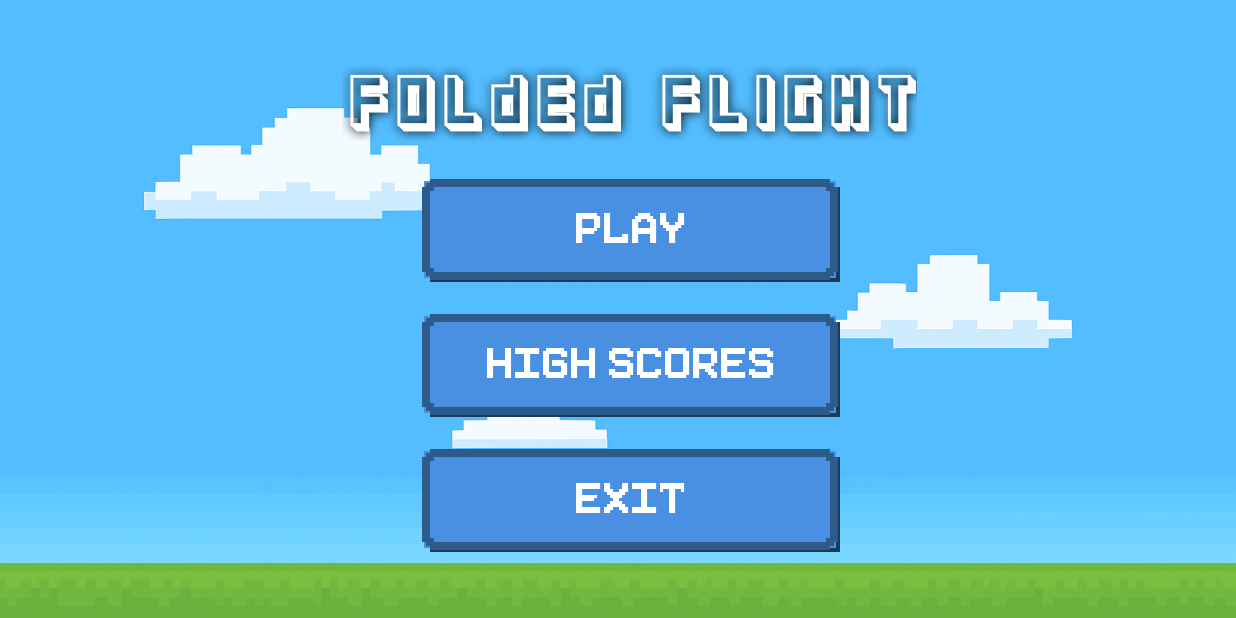
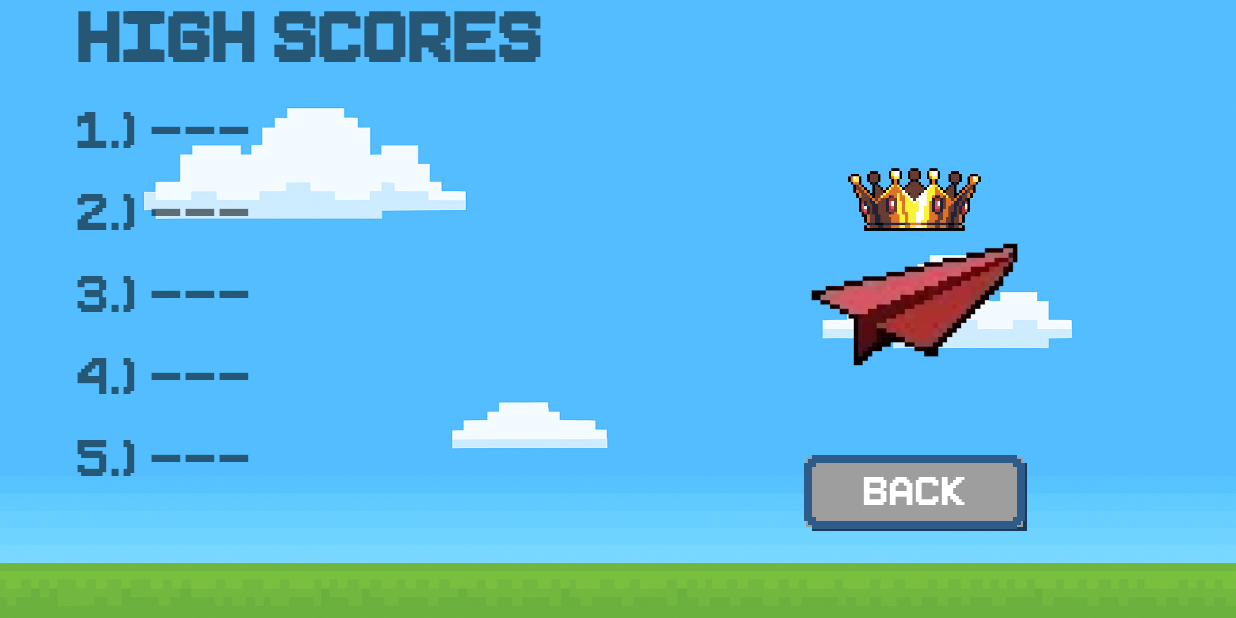
Before and after one commit to quynhtruong1303/Folded-Flight, an Android app: the screen it shows after launch (MainActivity before the commit, HighScoreActivity after it), after a tap on "HIGH SCORES", on a phone screen of 824 x 412 dp (held sideways). Run offline under Robolectric (Android 15) with nearby library versions, the phone set to English and light mode, and no system bars.

Commit message:
high score view finished

```diff
--- a/app/src/main/AndroidManifest.xml
+++ b/app/src/main/AndroidManifest.xml
@@ -27,7 +27,10 @@
         <!-- High Score Activity -->
         <activity
             android:name=".HighScoreActivity"
-            android:exported="false" />
+            android:exported="false"
+            android:screenOrientation="landscape"
+            android:configChanges="orientation|screenSize">
+        </activity>
 
         <!-- Game Settings Activity -->
         <activity
--- a/app/src/main/java/com/oddghosts/foldedflight/HighScoreActivity.java
+++ b/app/src/main/java/com/oddghosts/foldedflight/HighScoreActivity.java
@@ -11,18 +11,44 @@ import androidx.core.graphics.Insets;
 import androidx.core.view.ViewCompat;
 import androidx.core.view.WindowInsetsCompat;
 
+import com.oddghosts.foldedflight.ui.PixelButton;
+
+import java.util.ArrayList;
+import java.util.Collections;
+import java.util.HashSet;
+import java.util.List;
+import java.util.Set;
+
 public class HighScoreActivity extends AppCompatActivity {
+
+    private static final String PREFS_NAME = "FoldedFlightPrefs";
+    private static final String HIGH_SCORES_KEY = "high_scores";
+    private static final int MAX_HIGH_SCORES = 5;
+
+    private TextView highScoreTitle;
+    private TextView highScore1, highScore2, highScore3, highScore4, highScore5;
+    private PixelButton backButton;
 
     @Override
     protected void onCreate(Bundle savedInstanceState) {
         super.onCreate(savedInstanceState);
         EdgeToEdge.enable(this);
         setContentView(R.layout.activity_high_score);
-        TextView highScoreTitle = findViewById(R.id.highScoreTitle);
 
-        SharedPreferences prefs = getSharedPreferences("MyGamePrefs", MODE_PRIVATE);
-        int highScore = prefs.getInt("high_score", 0);
-        highScoreTitle.setText("Top Score: " + highScore);
+        // Initialize views
+        highScoreTitle = findViewById(R.id.highScoreTitle);
+        highScore1 = findViewById(R.id.highScore1);
+        highScore2 = findViewById(R.id.highScore2);
+        highScore3 = findViewById(R.id.highScore3);
+        highScore4 = findViewById(R.id.highScore4);
+        highScore5 = findViewById(R.id.highScore5);
+        backButton = findViewById(R.id.backButton);
+
+        // Setup back button
+        setupBackButton();
+
+        // Load and display high scores
+        loadHighScores();
 
         ViewCompat.setOnApplyWindowInsetsListener(findViewById(R.id.main), (v, insets) -> {
             Insets systemBars = insets.getInsets(WindowInsetsCompat.Type.systemBars());
@@ -30,4 +56,130 @@ public class HighScoreActivity extends AppCompatActivity {
             return insets;
         });
     }
+
+    private void setupBackButton() {
+        backButton.setCustomFont(R.font.pixelboy);
+        backButton.setCustomTextSize(56f);
+        backButton.setButtonBackgroundColor(0xFF9E9E9E);
+
+        backButton.setOnClickListener(new View.OnClickListener() {
+            @Override
+            public void onClick(View v) {
+                finish();
+            }
+        });
+    }
+
+    private void loadHighScores() {
+        List<Integer> scores = getHighScoresFromPrefs();
+
+        TextView[] scoreViews = {highScore1, highScore2, highScore3, highScore4, highScore5};
+
+        // Display top score in title
+        if (!scores.isEmpty()) {
+            highScoreTitle.setText("Top Score: " + formatDistance(scores.get(0)));
+        } else {
+            highScoreTitle.setText("High Scores");
+        }
+
+        // Display all scores in the list
+        for (int i = 0; i < MAX_HIGH_SCORES; i++) {
+            if (i < scores.size()) {
+                scoreViews[i].setText((i + 1) + ".) " + formatDistance(scores.get(i)));
+            } else {
+                scoreViews[i].setText((i + 1) + ".) ---");
+            }
+        }
+    }
+
+    /**
+     * Format distance in meters
+     */
+    private String formatDistance(int distance) {
+        return distance + "m";
+    }
+
+    /**
+     * Get high scores from SharedPreferences
+     */
+    private List<Integer> getHighScoresFromPrefs() {
+        SharedPreferences prefs = getSharedPreferences(PREFS_NAME, MODE_PRIVATE);
+        Set<String> scoresSet = prefs.getStringSet(HIGH_SCORES_KEY, new HashSet<>());
+
+        List<Integer> scores = new ArrayList<>();
+        for (String scoreStr : scoresSet) {
+            try {
+                scores.add(Integer.parseInt(scoreStr));
+            } catch (NumberFormatException e) {
+                e.printStackTrace();
+            }
+        }
+
+        // Sort in descending order
+        Collections.sort(scores, Collections.reverseOrder());
+
+        return scores;
+    }
+
+    /**
+     * Save a new score (static method to be called from GameplayActivity)
+     */
+    public static void saveScore(android.content.Context context, int score) {
+        SharedPreferences prefs = context.getSharedPreferences(PREFS_NAME, MODE_PRIVATE);
+        Set<String> scoresSet = new HashSet<>(prefs.getStringSet(HIGH_SCORES_KEY, new HashSet<>()));
+
+        // Add the new score
+        scoresSet.add(String.valueOf(score));
+
+        // Convert to list and sort
+        List<Integer> scores = new ArrayList<>();
+        for (String scoreStr : scoresSet) {
+            try {
+                scores.add(Integer.parseInt(scoreStr));
+            } catch (NumberFormatException e) {
+                e.printStackTrace();
+            }
+        }
+
+        Collections.sort(scores, Collections.reverseOrder());
+
+        // Keep only top 5
+        while (scores.size() > MAX_HIGH_SCORES) {
+            scores.remove(scores.size() - 1);
+        }
+
+        // Save back to preferences
+        Set<String> newScoresSet = new HashSet<>();
+        for (Integer s : scores) {
+            newScoresSet.add(String.valueOf(s));
+        }
+
+        prefs.edit().putStringSet(HIGH_SCORES_KEY, newScoresSet).apply();
+    }
+
+    /**
+     * Check if a score qualifies as a high score
+     */
+    public static boolean isHighScore(android.content.Context context, int score) {
+        SharedPreferences prefs = context.getSharedPreferences(PREFS_NAME, MODE_PRIVATE);
+        Set<String> scoresSet = prefs.getStringSet(HIGH_SCORES_KEY, new HashSet<>());
+
+        if (scoresSet.size() < MAX_HIGH_SCORES) {
+            return true; // Less than 5 scores, so any score qualifies
+        }
+
+        List<Integer> scores = new ArrayList<>();
+        for (String scoreStr : scoresSet) {
+            try {
+                scores.add(Integer.parseInt(scoreStr));
+            } catch (NumberFormatException e) {
+                e.printStackTrace();
+            }
+        }
+
+        Collections.sort(scores);
+
+        // Check if new score is higher than the lowest high score
+        return scores.isEmpty() || score > scores.get(0);
+    }
 }
--- a/app/src/main/java/com/oddghosts/foldedflight/MainActivity.java
+++ b/app/src/main/java/com/oddghosts/foldedflight/MainActivity.java
@@ -58,9 +58,8 @@ public class MainActivity extends AppCompatActivity {
             @Override
             public void onClick(View v) {
                 Toast.makeText(MainActivity.this, "High Scores", Toast.LENGTH_SHORT).show();
-                // TODO: Create and navigate to HighScoresActivity
-                // Intent intent = new Intent(MainActivity.this, HighScoresActivity.class);
-                // startActivity(intent);
+                Intent intent = new Intent(MainActivity.this, HighScoreActivity.class);
+                startActivity(intent);
             }
         });
 
--- a/app/src/main/res/layout/activity_high_score.xml
+++ b/app/src/main/res/layout/activity_high_score.xml
@@ -15,8 +15,9 @@
         android:layout_height="match_parent"
         android:layout_weight="1"
         android:orientation="vertical"
-        android:paddingStart="0dp"
+        android:paddingStart="50dp"
         android:paddingEnd="16dp">
+
         <TextView
             android:id="@+id/highScoreTitle"
             android:layout_width="wrap_content"
```
